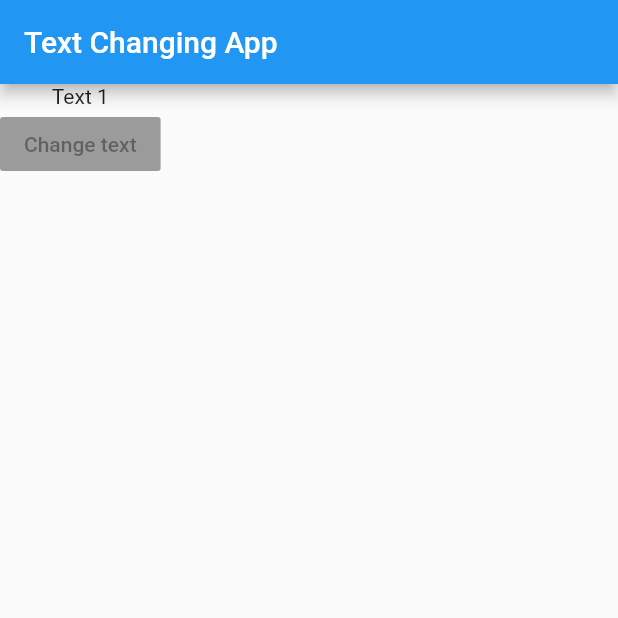
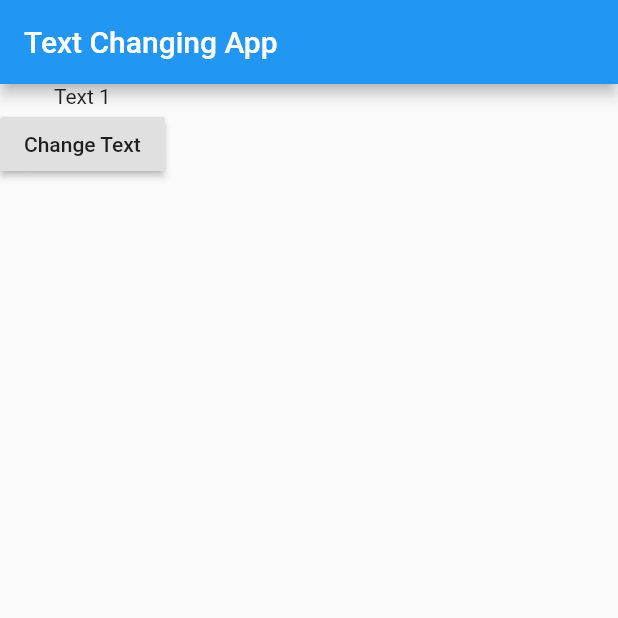
Before and after one commit to rafael977/learn-flutter, a Flutter app: the screen it shows after launch, on a phone screen of 412 x 824 dp, the top half of it. Run offline on Flutter 3.47's test engine with Material 2 defaults, Android fonts, the phone set to English and light mode, and no system bars.

Commit message:
[Text change] basic impl

```diff
--- a/text_change/lib/main.dart
+++ b/text_change/lib/main.dart
@@ -2,7 +2,22 @@ import 'package:flutter/material.dart';
 
 void main() => runApp(MyApp());
 
-class MyApp extends StatelessWidget {
+class MyApp extends StatefulWidget {
+  @override
+  State<StatefulWidget> createState() => _MyApp();
+}
+
+class _MyApp extends State<MyApp> {
+  static const _texts = ['Text 1', 'Text 2', 'Text 3'];
+
+  var _textIndex = 0;
+
+  _onTextChangeButtonClicked() {
+    setState(() {
+      _textIndex = (_textIndex + 1) % _texts.length;
+    });
+  }
+
   @override
   Widget build(BuildContext context) {
     return MaterialApp(
@@ -11,10 +26,10 @@ class MyApp extends StatelessWidget {
           title: Text('Text Changing App'),
         ),
         body: Column(children: [
-          Text("Text 1"),
+          Text(_texts[_textIndex]),
           RaisedButton(
-            child: Text("Change text"),
-            onPressed: null,
+            child: Text("Change Text"),
+            onPressed: _onTextChangeButtonClicked,
           )
         ]),
       ),
```
